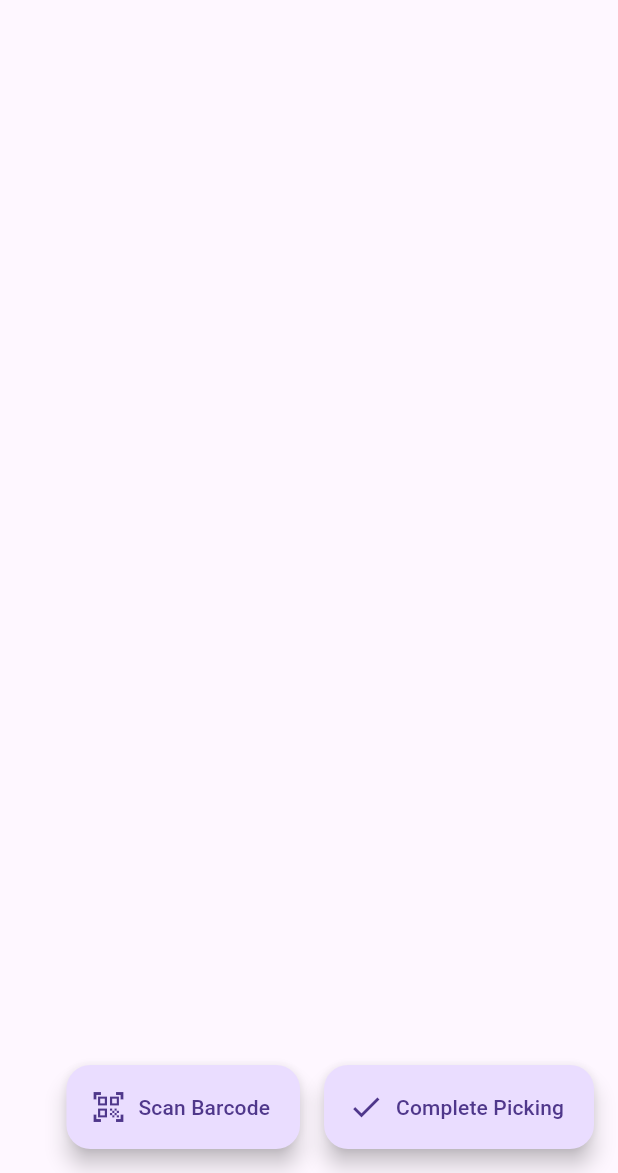
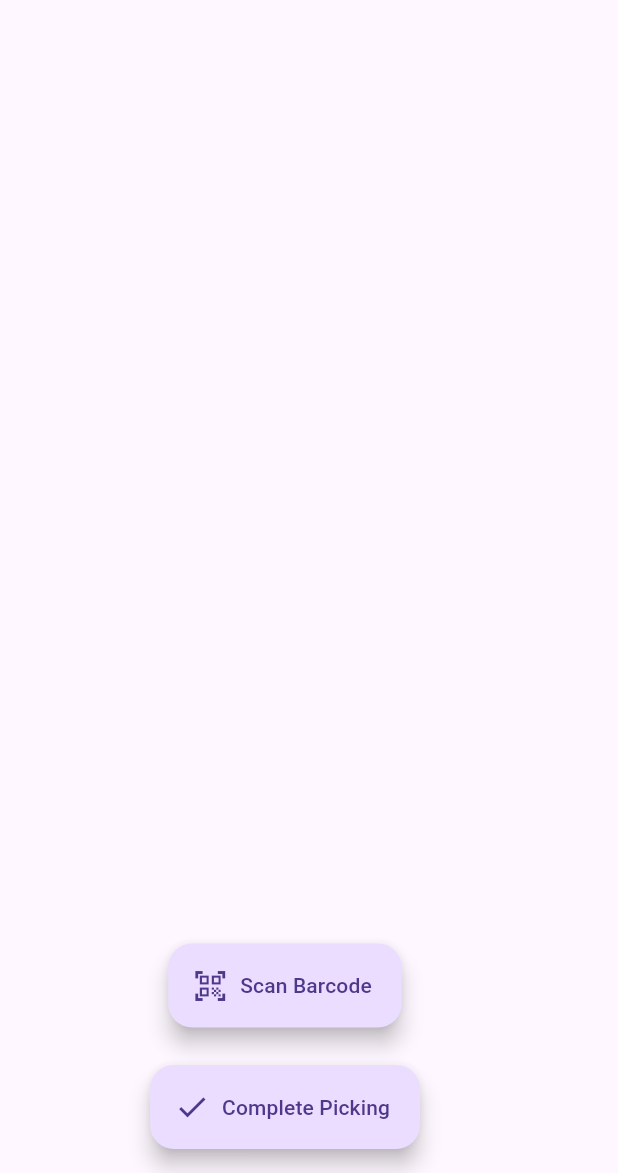
Before and after one commit to neo321654/easy_box, a Flutter app: the _PickingView screen opened directly with empty values, on a phone screen of 412 x 824 dp, the part 63-1236 px from its top. Run offline on Flutter 3.47's test engine with Material 3 defaults, Android fonts, the phone set to English and light mode, and no system bars; our stand-ins replace bloc, connectivity_plus, dartz, equatable, flutter_bloc, get_it and 3 more; missing offline and left inert: mobile_scanner; accounts and stored records are empty.

Commit message:
fix(picking): Re-commit analyzer fixes

```diff
--- a/lib/features/order/presentation/pages/picking_page.dart
+++ b/lib/features/order/presentation/pages/picking_page.dart
@@ -100,10 +100,12 @@ class _PickingViewState extends State<_PickingView> {
             final allItemsPicked = state.order?.lines
                     .every((line) => line.quantityPicked >= line.quantityToPick) ??
                 false;
-            return Row(
+            return Center(
+              child: Column(
                 mainAxisAlignment: MainAxisAlignment.end,
                 children: [
                   FloatingActionButton.extended(
+
                     heroTag: 'scanFab', // Unique tag for multiple FABs
                     onPressed: () async {
                       final pickingBloc = context.read<PickingBloc>(); // Get bloc before async gap
@@ -118,7 +120,7 @@ class _PickingViewState extends State<_PickingView> {
                     label: Text(context.S.scanBarcodePageTitle),
                     icon: const Icon(Icons.qr_code_scanner),
                   ),
-                const SizedBox(width: 16),
+                  SizedBox(height: 25,),
                   FloatingActionButton.extended(
                     heroTag: 'completeFab', // Unique tag for multiple FABs
                     onPressed: allItemsPicked
@@ -141,6 +143,7 @@ class _PickingViewState extends State<_PickingView> {
                     backgroundColor: allItemsPicked ? null : Colors.grey,
                   ),
                 ],
+              ),
             );
           },
         ),
```
Also changed, not shown: lib/generated/app_localizations_de.dart, lib/generated/app_localizations_en.dart, lib/generated/app_localizations_ru.dart. Lines whose indentation alone changed are shown as unchanged.
